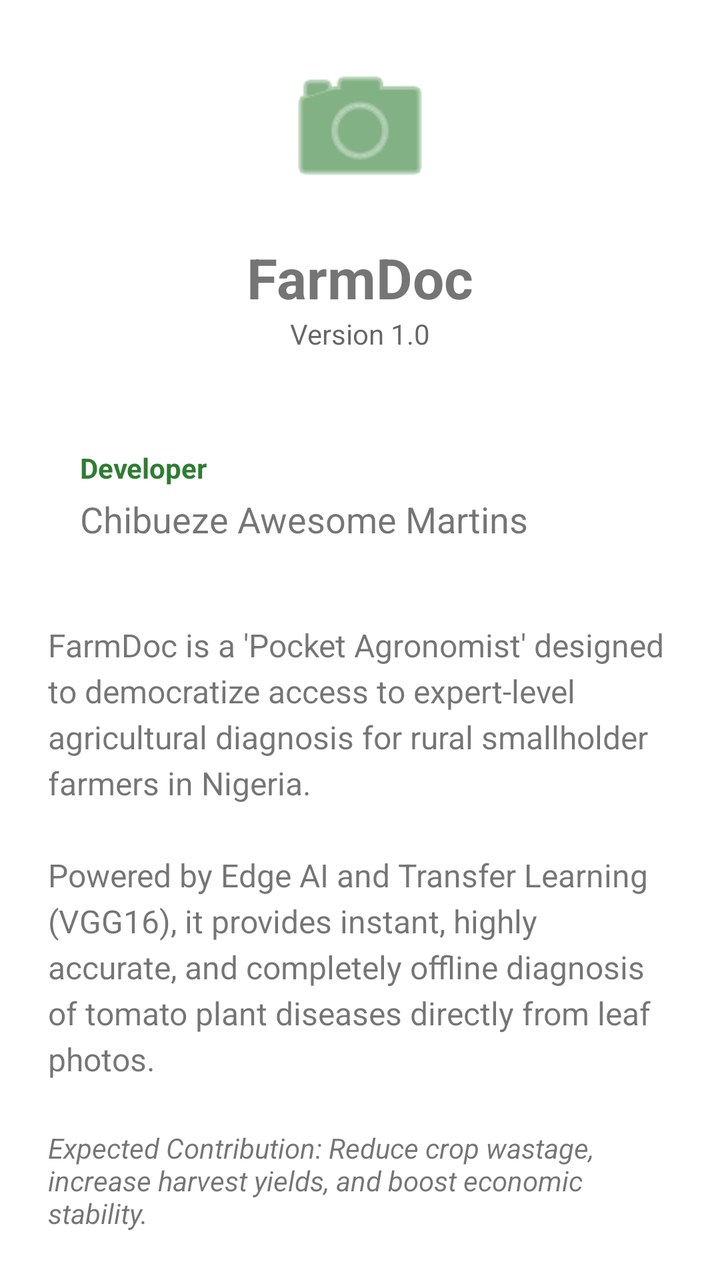
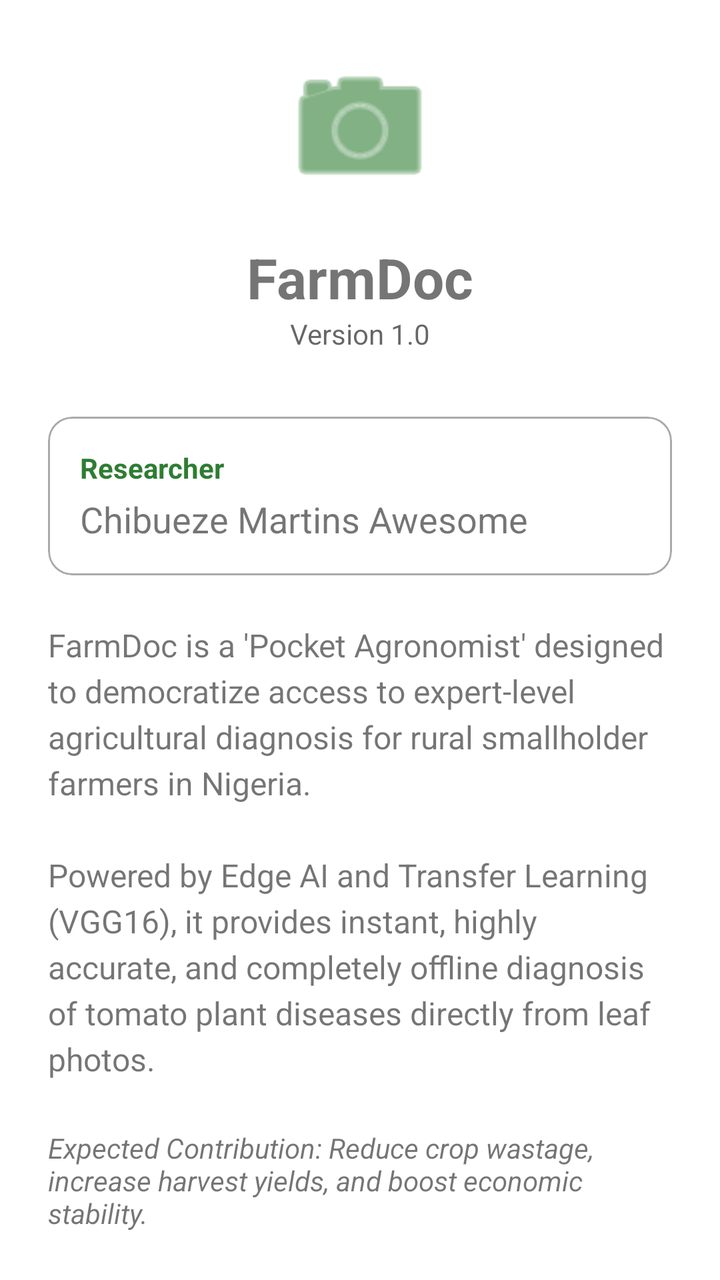

The first picture is an Android layout as it rendered before a commit; the second is the same layout after the commit. The layout source and the unified diff follow.
<!-- AndroidManifest.xml: application theme Theme.FarmDoc -->
<!-- res/layout/fragment_about.xml -->
<?xml version="1.0" encoding="utf-8"?>
<ScrollView xmlns:android="http://schemas.android.com/apk/res/android"
    xmlns:app="http://schemas.android.com/apk/res-auto"
    xmlns:tools="http://schemas.android.com/tools"
    android:layout_width="match_parent"
    android:layout_height="match_parent"
    android:background="?android:colorBackground">

    <androidx.constraintlayout.widget.ConstraintLayout
        android:layout_width="match_parent"
        android:layout_height="wrap_content"
        android:padding="24dp">

        <ImageView
            android:id="@+id/img_logo_about"
            android:layout_width="80dp"
            android:layout_height="80dp"
            android:src="@android:drawable/ic_menu_camera"
            app:layout_constraintEnd_toEndOf="parent"
            app:layout_constraintStart_toStartOf="parent"
            app:layout_constraintTop_toTopOf="parent"
            app:tint="?attr/colorPrimary" />

        <TextView
            android:id="@+id/tv_about_title"
            android:layout_width="wrap_content"
            android:layout_height="wrap_content"
            android:layout_marginTop="16dp"
            android:text="FarmDoc"
            android:textSize="28sp"
            android:textStyle="bold"
            app:layout_constraintEnd_toEndOf="parent"
            app:layout_constraintStart_toStartOf="parent"
            app:layout_constraintTop_toBottomOf="@id/img_logo_about" />

        <TextView
            android:id="@+id/tv_about_version"
            android:layout_width="wrap_content"
            android:layout_height="wrap_content"
            android:text="Version 1.0"
            android:textColor="?android:textColorSecondary"
            app:layout_constraintEnd_toEndOf="parent"
            app:layout_constraintStart_toStartOf="parent"
            app:layout_constraintTop_toBottomOf="@id/tv_about_title" />

        <com.google.android.material.card.MaterialCardView
            android:id="@+id/card_researcher"
            android:layout_width="match_parent"
            android:layout_height="wrap_content"
            android:layout_marginTop="32dp"
            app:cardCornerRadius="12dp"
            app:cardElevation="0dp"
            app:layout_constraintTop_toBottomOf="@id/tv_about_version"
            app:strokeColor="?attr/colorOutline"
            app:strokeWidth="1dp">

            <LinearLayout
                android:layout_width="match_parent"
                android:layout_height="wrap_content"
                android:orientation="vertical"
                android:padding="16dp">

                <TextView
                    android:layout_width="wrap_content"
                    android:layout_height="wrap_content"
                    android:text="Developer"
                    android:textColor="?attr/colorPrimary"
                    android:textStyle="bold" />

                <TextView
                    android:layout_width="wrap_content"
                    android:layout_height="wrap_content"
                    android:layout_marginTop="4dp"
                    android:text="Chibueze Awesome Martins"
                    android:textSize="18sp" />
            </LinearLayout>
        </com.google.android.material.card.MaterialCardView>

        <TextView
            android:id="@+id/tv_about_description"
            android:layout_width="match_parent"
            android:layout_height="wrap_content"
            android:layout_marginTop="24dp"
            android:lineSpacingExtra="4dp"
            android:text="FarmDoc is a 'Pocket Agronomist' designed to democratize access to expert-level agricultural diagnosis for rural smallholder farmers in Nigeria. \n\nPowered by Edge AI and Transfer Learning (VGG16), it provides instant, highly accurate, and completely offline diagnosis of tomato plant diseases directly from leaf photos."
            android:textSize="16sp"
            app:layout_constraintTop_toBottomOf="@id/card_researcher" />

        <TextView
            android:id="@+id/textView"
            android:layout_width="match_parent"
            android:layout_height="wrap_content"
            android:layout_marginTop="24dp"
            android:text="Expected Contribution: Reduce crop wastage, increase harvest yields, and boost economic stability."
            android:textStyle="italic"
            app:layout_constraintTop_toBottomOf="@id/tv_about_description"
            tools:layout_editor_absoluteX="24dp" />


    </androidx.constraintlayout.widget.ConstraintLayout>
</ScrollView>
<!-- resources referenced by this layout -->
<resources>
  <style name="Theme.FarmDoc" parent="Theme.MaterialComponents.DayNight.DarkActionBar">
          
          <item name="colorPrimary">@color/farmdoc_green</item>
          <item name="colorPrimaryVariant">@color/purple_700</item>
          <item name="colorOnPrimary">@color/white</item>
          
          <item name="colorSecondary">@color/teal_200</item>
          <item name="colorSecondaryVariant">@color/teal_700</item>
          <item name="colorOnSecondary">@color/black</item>
          
          <item name="android:statusBarColor" tools:targetApi="l">?attr/colorPrimaryVariant</item>
          
      </style>
  <color name="farmdoc_green">#2E7D32</color>
  <color name="purple_700">#FF3700B3</color>
  <color name="white">#FFFFFFFF</color>
  <color name="teal_200">#FF03DAC5</color>
  <color name="teal_700">#FF018786</color>
  <color name="black">#FF000000</color>
</resources>

<!-- the commit's change to res/layout/fragment_about.xml (unified diff, before → after) -->
@@ -1,7 +1,6 @@
 <?xml version="1.0" encoding="utf-8"?>
 <ScrollView xmlns:android="http://schemas.android.com/apk/res/android"
     xmlns:app="http://schemas.android.com/apk/res-auto"
-    xmlns:tools="http://schemas.android.com/tools"
     android:layout_width="match_parent"
     android:layout_height="match_parent"
     android:background="?android:colorBackground">
@@ -51,7 +50,7 @@
             app:cardCornerRadius="12dp"
             app:cardElevation="0dp"
             app:layout_constraintTop_toBottomOf="@id/tv_about_version"
-            app:strokeColor="?attr/colorOutline"
+            app:strokeColor="@android:color/darker_gray"
             app:strokeWidth="1dp">
 
             <LinearLayout
@@ -63,7 +62,7 @@
                 <TextView
                     android:layout_width="wrap_content"
                     android:layout_height="wrap_content"
-                    android:text="Developer"
+                    android:text="Researcher"
                     android:textColor="?attr/colorPrimary"
                     android:textStyle="bold" />
 
@@ -71,7 +70,7 @@
                     android:layout_width="wrap_content"
                     android:layout_height="wrap_content"
                     android:layout_marginTop="4dp"
-                    android:text="Chibueze Awesome Martins"
+                    android:text="Chibueze Martins Awesome"
                     android:textSize="18sp" />
             </LinearLayout>
         </com.google.android.material.card.MaterialCardView>
@@ -87,15 +86,12 @@
             app:layout_constraintTop_toBottomOf="@id/card_researcher" />
 
         <TextView
-            android:id="@+id/textView"
             android:layout_width="match_parent"
             android:layout_height="wrap_content"
             android:layout_marginTop="24dp"
             android:text="Expected Contribution: Reduce crop wastage, increase harvest yields, and boost economic stability."
             android:textStyle="italic"
-            app:layout_constraintTop_toBottomOf="@id/tv_about_description"
-            tools:layout_editor_absoluteX="24dp" />
-
+            app:layout_constraintTop_toBottomOf="@id/tv_about_description" />
 
     </androidx.constraintlayout.widget.ConstraintLayout>
 </ScrollView>
